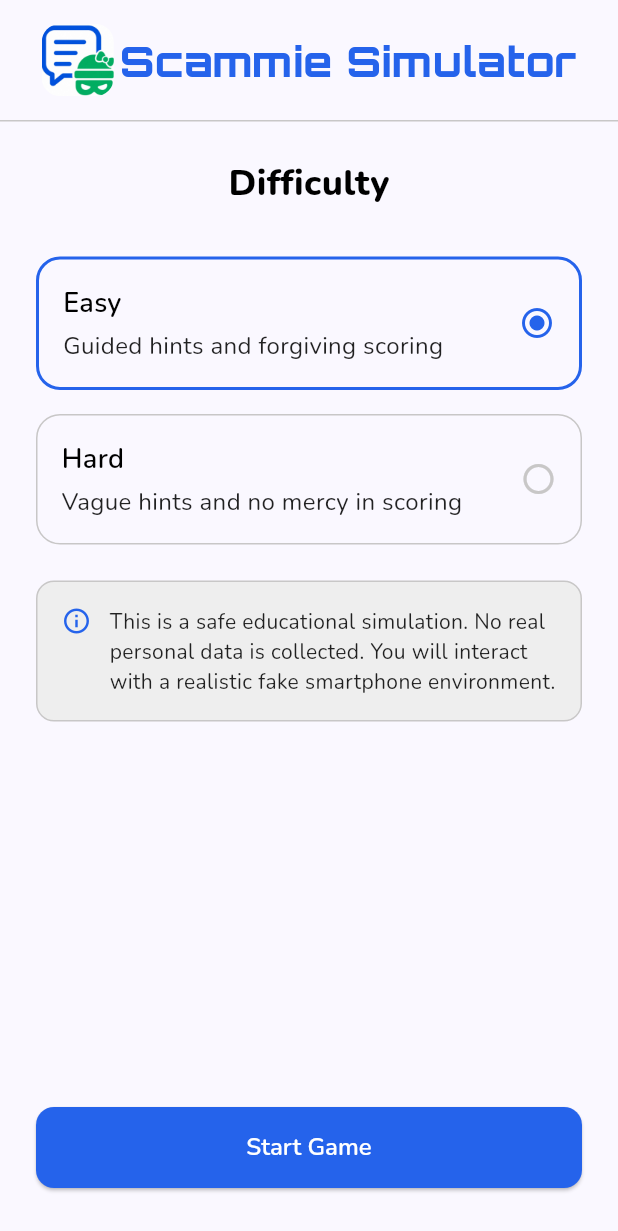
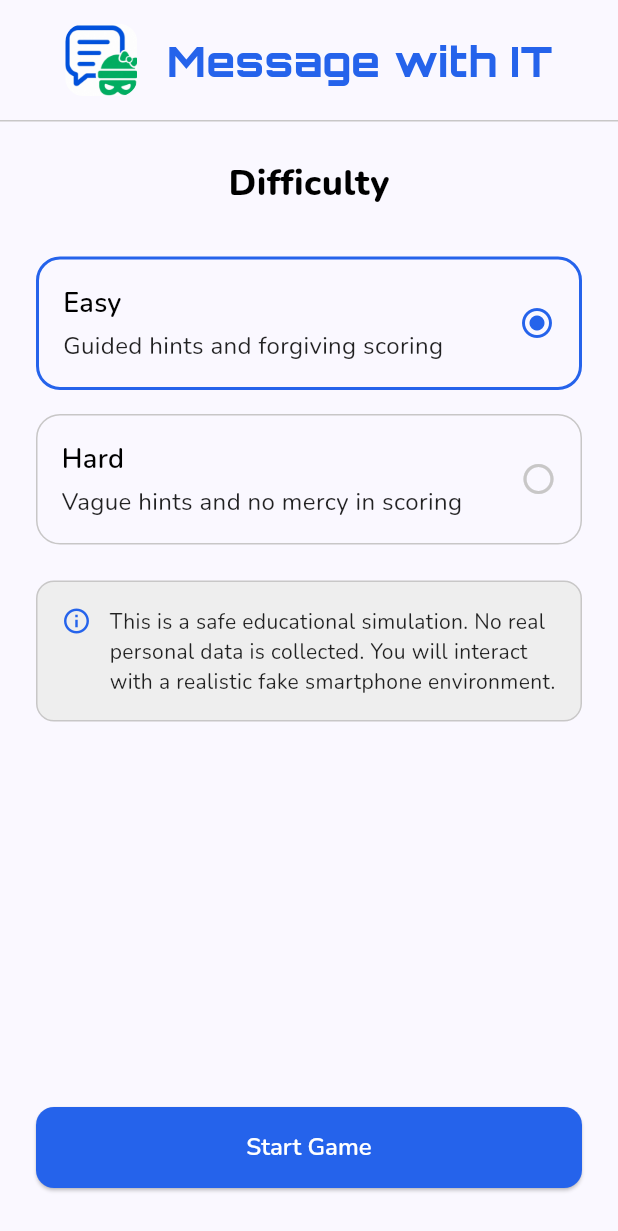
Before and after one commit to Maridenn/Scammie, a Flutter app: the DifficultyScreen screen opened directly with sample values from the repository, on a phone screen of 412 x 824 dp. Shown: the top 1231 px of the screen. Run offline on Flutter 3.47's test engine with Material 3 defaults, Android fonts, the phone set to English and light mode, and no system bars; our stand-ins replace cloud_firestore, firebase_auth, firebase_core, get, google_fonts, pdf and 2 more; accounts and stored records are empty.

Commit message:
change app shell

```diff
--- a/lib/ui/widgets/app_shell.dart
+++ b/lib/ui/widgets/app_shell.dart
@@ -8,12 +8,14 @@ class AppShell extends StatelessWidget {
     this.currentIndex = 1,
     this.onNavTap,
     this.onHomeTap,
+    this.title = "Scammie Simulator",
   });
 
   final Widget body;
   final int currentIndex;
   final ValueChanged<int>? onNavTap;
   final VoidCallback? onHomeTap;
+  final String title;
 
   @override
   Widget build(BuildContext context) {
@@ -22,7 +24,7 @@ class AppShell extends StatelessWidget {
         bottom: false,
         child: Column(
           children: [
-            Header(onLogoTap: onHomeTap),
+            Header(onLogoTap: onHomeTap, title: title),
             Expanded(child: body),
           ],
         ),
@@ -54,9 +56,10 @@ class AppShell extends StatelessWidget {
 }
 
 class Header extends StatelessWidget {
-  const Header({super.key, this.onLogoTap});
+  const Header({super.key, this.onLogoTap, this.title = "Scammie Simulator"});
 
   final VoidCallback? onLogoTap;
+  final String title;
 
   @override
   Widget build(BuildContext context) {
@@ -78,7 +81,7 @@ class Header extends StatelessWidget {
                     fit: BoxFit.cover,
                   ),
                 ),
-                Text("Scammie Simulator", style: AppTheme.brandName),
+                Text(title, style: AppTheme.brandName),
               ],
             ),
           ),
```
